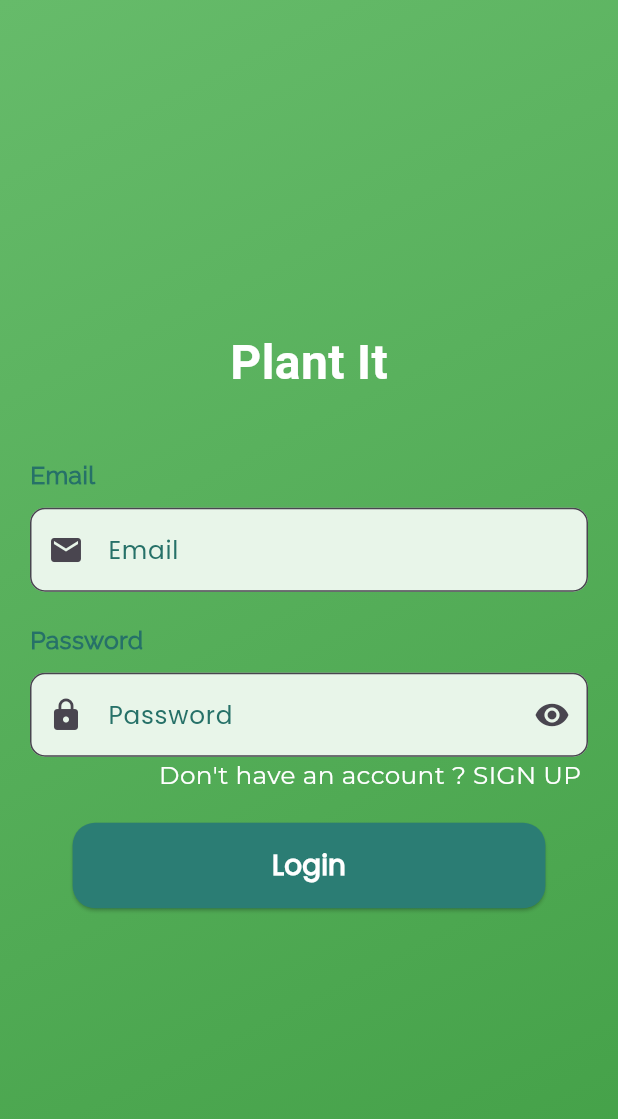
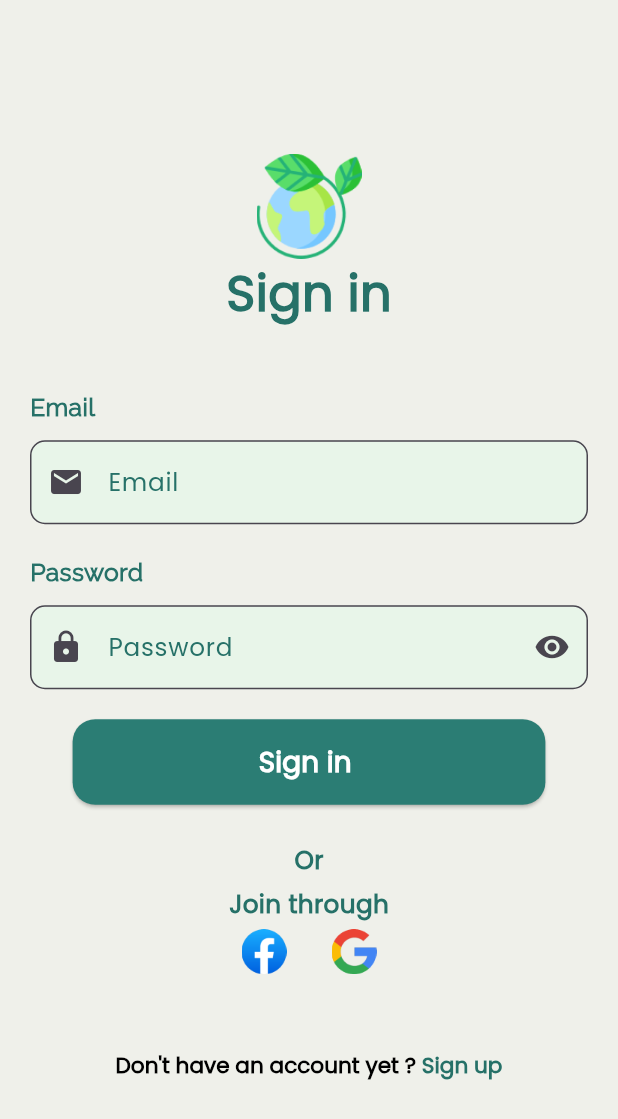
Before and after one commit to MalekYasser26/plant_it, a Flutter app: the LoginBody screen opened directly, on a phone screen of 412 x 824 dp. Shown: the top 1119 px of the screen. Run offline on Flutter 3.47's test engine with Material 3 defaults, Android fonts, the phone set to English and light mode, and no system bars; our stand-ins replace google_fonts.

Commit message:
login view done

```diff
--- /dev/null
+++ b/lib/features/auth/presentation/views/widgets/join_through_widget.dart
@@ -0,0 +1,56 @@
+import 'package:flutter/material.dart';
+import 'package:plant_it/constants/constants.dart';
+
+class JoinThroughWidget extends StatelessWidget {
+  const JoinThroughWidget({
+    super.key,
+  });
+
+  @override
+  Widget build(BuildContext context) {
+    return Column(
+      children: [
+        Text(
+          "Or",
+          style: TextStyle(
+              color: AppColors.darkGreen,
+              fontFamily: "Poppins",
+              fontSize: getResponsiveSize(context, fontSize: 16),
+              fontWeight: FontWeight.w600),
+        ),
+        const SizedBox(
+          height: 5,
+        ),
+        Text(
+          "Join through",
+          style: TextStyle(
+              color: AppColors.darkGreen,
+              fontFamily: "Poppins",
+              fontSize: getResponsiveSize(context, fontSize: 16),
+              fontWeight: FontWeight.w600),
+        ),
+        const SizedBox(
+          height: 5,
+        ),
+        Row(
+          mainAxisAlignment: MainAxisAlignment.center,
+          children: [
+            Image.asset(
+              ImagesCust.facebookLogo,
+              height: 30,
+              width: 30,
+            ),
+            const SizedBox(
+              width: 30,
+            ),
+            Image.asset(
+              ImagesCust.googleLogo,
+              height: 30,
+              width: 30,
+            ),
+          ],
+        ),
+      ],
+    );
+  }
+}
--- a/lib/features/auth/presentation/views/widgets/login_body.dart
+++ b/lib/features/auth/presentation/views/widgets/login_body.dart
@@ -1,8 +1,9 @@
+import 'package:flutter/gestures.dart';
 import 'package:flutter/material.dart';
-import 'package:google_fonts/google_fonts.dart';
 import 'package:plant_it/constants/constants.dart';
 import 'package:plant_it/features/auth/presentation/views/sign_up_view.dart';
 import 'package:plant_it/features/auth/presentation/views/widgets/email_widget.dart';
+import 'package:plant_it/features/auth/presentation/views/widgets/join_through_widget.dart';
 import 'package:plant_it/features/auth/presentation/views/widgets/password_widget.dart';
 import 'package:plant_it/features/home/presentation/views/home_view.dart';
 import 'login_button.dart';
@@ -15,30 +16,25 @@ class LoginBody extends StatelessWidget {
     return SafeArea(
       child: Scaffold(
         body: Container(
-          decoration: const BoxDecoration(
-            gradient: LinearGradient(
-              colors: [
-                Color(0xFF66BB6A),
-                Color(0xFF43A047),
-              ],
-              begin: FractionalOffset(0.0, 0.0),
-              end: FractionalOffset(1.0, 1.0),
-              stops: [0.0, 1.0],
-              tileMode: TileMode.clamp,
-            ),
-          ),
+          decoration: const BoxDecoration(color: AppColors.basicallyWhite),
           child: Center(
-            child: SingleChildScrollView(
+            child: Padding(
               padding: const EdgeInsets.symmetric(horizontal: 20),
               child: Column(
                 mainAxisAlignment: MainAxisAlignment.center,
                 children: [
-                  const Text(
-                    'Plant It',
+                  Image.asset(
+                    ImagesCust.logo,
+                    width: 70,
+                    height: 70,
+                  ),
+                  Text(
+                    'Sign in',
                     style: TextStyle(
-                      fontSize: 32,
+                      fontSize: getResponsiveSize(context, fontSize: 32),
                       fontWeight: FontWeight.bold,
-                      color: Colors.white,
+                      color: AppColors.darkGreen,
+                      fontFamily: "Poppins",
                     ),
                   ),
                   const SizedBox(height: 40),
@@ -49,27 +45,53 @@ class LoginBody extends StatelessWidget {
                   const PasswordField(
                     aboveText: "Password",
                   ),
-                  Row(
-                    mainAxisAlignment: MainAxisAlignment.end,
-                    children: [
-                      InkWell(
-                        onTap: () => Navigator.push(context,MaterialPageRoute(builder: (context) =>const SignUpView() ,)),
-                        child: Text("Don't have an account ? SIGN UP ",
-                        style: GoogleFonts.montserrat(
-                          fontSize: getResponsiveSize(context, fontSize: 16),
-                          color: Colors.white
-                        ),
-                        ),
-                      )
-                    ],
-                  ),
                   const SizedBox(height: 20),
                   CustButton(
-                    text: "Login",
+                    text: "Sign in ",
                     onPressed: () {
-                      Navigator.push(context, MaterialPageRoute(builder: (context) => const HomeView(),));
+                      Navigator.push(
+                          context,
+                          MaterialPageRoute(
+                            builder: (context) => const HomeView(),
+                          ));
                     },
                   ),
+                  const SizedBox(height: 25),
+                  const JoinThroughWidget(),
+                  const SizedBox(
+                    height: 50,
+                  ),
+                  RichText(
+                    text: TextSpan(
+                      text: 'Don\'t have an account yet ? ',
+                      style: TextStyle(
+                          fontFamily: "Poppins",
+                          fontSize: getResponsiveSize(context, fontSize: 14),
+                          fontWeight: FontWeight.w600,
+                          color: Colors.black),
+                      // Default text color
+                      children: [
+                        TextSpan(
+                          text: 'Sign up',
+                          style: TextStyle(
+                              fontFamily: "Poppins",
+                              fontSize:
+                                  getResponsiveSize(context, fontSize: 14),
+                              fontWeight: FontWeight.w600,
+                              color: AppColors.darkGreen),
+                          // Color for "Sign in"
+                          recognizer: TapGestureRecognizer()
+                            ..onTap = () {
+                              Navigator.push(
+                                  context,
+                                  MaterialPageRoute(
+                                    builder: (context) => const SignUpView(),
+                                  ));
+                            },
+                        ),
+                      ],
+                    ),
+                  )
                 ],
               ),
             ),
--- a/lib/features/auth/presentation/views/widgets/signup_body.dart
+++ b/lib/features/auth/presentation/views/widgets/signup_body.dart
@@ -1,9 +1,11 @@
 import 'package:flutter/gestures.dart';
 import 'package:flutter/material.dart';
 import 'package:plant_it/constants/constants.dart';
+import 'package:plant_it/features/auth/presentation/views/log_in_view.dart';
 import 'package:plant_it/features/auth/presentation/views/widgets/confirm_password_field.dart';
 import 'package:plant_it/features/auth/presentation/views/widgets/cust_text_field.dart';
 import 'package:plant_it/features/auth/presentation/views/widgets/email_widget.dart';
+import 'package:plant_it/features/auth/presentation/views/widgets/join_through_widget.dart';
 import 'package:plant_it/features/auth/presentation/views/widgets/login_button.dart';
 import 'package:plant_it/features/auth/presentation/views/widgets/password_widget.dart';
 import 'package:plant_it/features/home/presentation/views/home_view.dart';
@@ -67,47 +69,8 @@ class SignUpBody extends StatelessWidget {
                   const SizedBox(
                     height: 5,
                   ),
-                  Text(
-                    "Or",
-                    style: TextStyle(
-                        color: AppColors.darkGreen,
-                        fontFamily: "Poppins",
-                        fontSize: getResponsiveSize(context, fontSize: 16),
-                        fontWeight: FontWeight.w600),
-                  ),
-                  const SizedBox(
-                    height: 5,
-                  ),
-                  Text(
-                    "Join through",
-                    style: TextStyle(
-                        color: AppColors.darkGreen,
-                        fontFamily: "Poppins",
-                        fontSize: getResponsiveSize(context, fontSize: 16),
-                        fontWeight: FontWeight.w600),
-                  ),
-                  const SizedBox(
-                    height: 5,
-                  ),
-                  Row(
-                    mainAxisAlignment: MainAxisAlignment.center,
-                    children: [
-                      Image.asset(
-                        ImagesCust.facebookLogo,
-                        height: 30,
-                        width: 30,
-                      ),
-                      const SizedBox(
-                        width: 30,
-                      ),
-                      Image.asset(
-                        ImagesCust.googleLogo,
-                        height: 30,
-                        width: 30,
-                      ),
-                    ],
-                  ),
-                  SizedBox(height: 20,),
+                  const JoinThroughWidget(),
+                  const SizedBox(height: 20,),
                   RichText(
                     text: TextSpan(
                       text: 'Already have an account? ',
@@ -127,8 +90,7 @@ class SignUpBody extends StatelessWidget {
                               color: AppColors.darkGreen),                          // Color for "Sign in"
                           recognizer: TapGestureRecognizer()
                             ..onTap = () {
-                              print("Sign in tapped");
-
+                            Navigator.push(context, MaterialPageRoute(builder: (context) => const LoginView(),));
                             },
                         ),
                       ],
```
